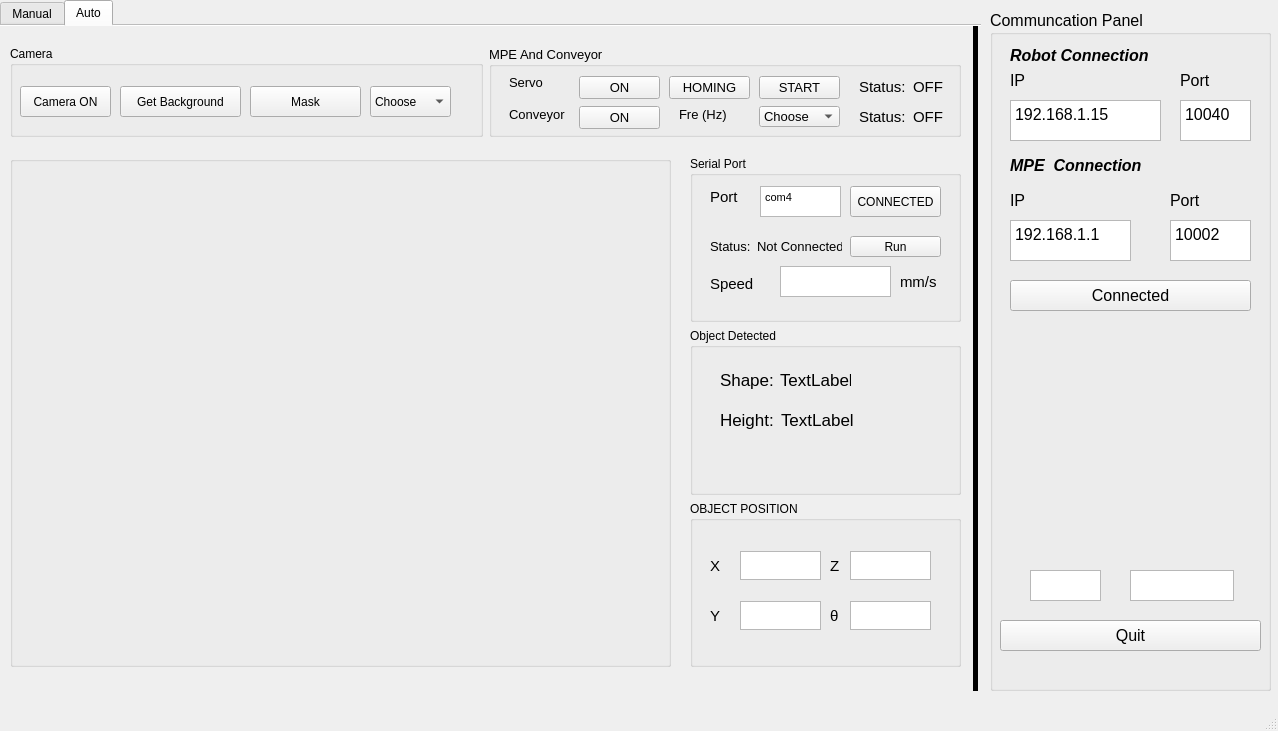
Old version of the form MotorCommunication/mainwindow.ui in the repository Dat-Tien/THESIS.
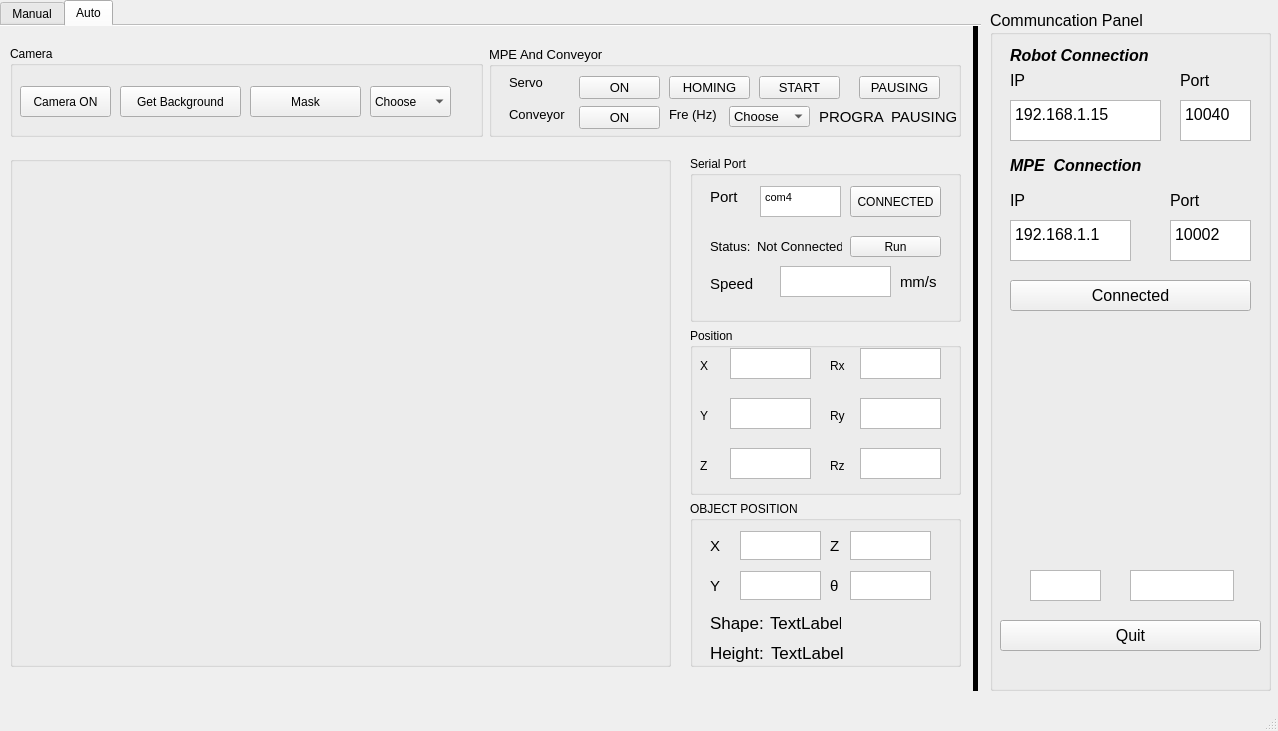
New version of the form. The open tabs and pages were chosen to show the change.

The edit to the form file:
```diff
--- a/MotorCommunication/mainwindow.ui
+++ b/MotorCommunication/mainwindow.ui
@@ -1791,7 +1791,7 @@
          <widget class="QComboBox" name="ConveySpeed">
           <property name="geometry">
            <rect>
-            <x>270</x>
+            <x>240</x>
             <y>60</y>
             <width>81</width>
             <height>21</height>
@@ -1831,9 +1831,9 @@
          <widget class="QWidget" name="layoutWidget">
           <property name="geometry">
            <rect>
-            <x>370</x>
+            <x>330</x>
             <y>60</y>
-            <width>101</width>
+            <width>137</width>
             <height>21</height>
            </rect>
           </property>
@@ -1846,7 +1846,7 @@
               </font>
              </property>
              <property name="text">
-              <string>Status:</string>
+              <string>PROGRAM</string>
              </property>
             </widget>
            </item>
@@ -1858,7 +1858,7 @@
               </font>
              </property>
              <property name="text">
-              <string>OFF</string>
+              <string>PAUSING</string>
              </property>
             </widget>
            </item>
@@ -1867,7 +1867,7 @@
          <widget class="QLabel" name="label_20">
           <property name="geometry">
            <rect>
-            <x>190</x>
+            <x>180</x>
             <y>60</y>
             <width>61</width>
             <height>16</height>
@@ -1877,41 +1877,18 @@
            <string>Fre (Hz)</string>
           </property>
          </widget>
-         <widget class="QWidget" name="layoutWidget_3">
+         <widget class="QPushButton" name="pushButtonServoPAUSE">
           <property name="geometry">
            <rect>
             <x>370</x>
             <y>30</y>
-            <width>101</width>
-            <height>21</height>
+            <width>81</width>
+            <height>23</height>
            </rect>
           </property>
-          <layout class="QHBoxLayout" name="horizontalLayout_14">
-           <item>
-            <widget class="QLabel" name="label_25">
-             <property name="font">
-              <font>
-               <pointsize>11</pointsize>
-              </font>
-             </property>
-             <property name="text">
-              <string>Status:</string>
-             </property>
-            </widget>
-           </item>
-           <item>
-            <widget class="QLabel" name="label_MPE">
-             <property name="font">
-              <font>
-               <pointsize>11</pointsize>
-              </font>
-             </property>
-             <property name="text">
-              <string>OFF</string>
-             </property>
-            </widget>
-           </item>
-          </layout>
+          <property name="text">
+           <string>PAUSING</string>
+          </property>
          </widget>
         </widget>
        </item>
@@ -2080,79 +2057,145 @@
        <item>
         <widget class="QGroupBox" name="groupBox_13">
          <property name="title">
-          <string>Object Detected</string>
+          <string>Position</string>
          </property>
-         <widget class="QWidget" name="layoutWidget">
+         <widget class="QTextEdit" name="textEditX">
           <property name="geometry">
            <rect>
-            <x>30</x>
-            <y>40</y>
-            <width>131</width>
-            <height>23</height>
+            <x>40</x>
+            <y>20</y>
+            <width>81</width>
+            <height>31</height>
            </rect>
           </property>
-          <layout class="QHBoxLayout" name="horizontalLayout_12">
-           <item>
-            <widget class="QLabel" name="label_5">
-             <property name="font">
-              <font>
-               <pointsize>13</pointsize>
-              </font>
-             </property>
-             <property name="text">
-              <string>Shape:</string>
-             </property>
-            </widget>
-           </item>
-           <item>
-            <widget class="QLabel" name="label_shape">
-             <property name="font">
-              <font>
-               <pointsize>13</pointsize>
-              </font>
-             </property>
-             <property name="text">
-              <string>TextLabel</string>
-             </property>
-            </widget>
-           </item>
-          </layout>
          </widget>
-         <widget class="QWidget" name="layoutWidget">
+         <widget class="QTextEdit" name="textEditY">
           <property name="geometry">
            <rect>
-            <x>30</x>
+            <x>40</x>
+            <y>70</y>
+            <width>81</width>
+            <height>31</height>
+           </rect>
+          </property>
+         </widget>
+         <widget class="QTextEdit" name="textEditZ">
+          <property name="geometry">
+           <rect>
+            <x>40</x>
+            <y>120</y>
+            <width>81</width>
+            <height>31</height>
+           </rect>
+          </property>
+         </widget>
+         <widget class="QTextEdit" name="textEditRz">
+          <property name="geometry">
+           <rect>
+            <x>170</x>
+            <y>120</y>
+            <width>81</width>
+            <height>31</height>
+           </rect>
+          </property>
+         </widget>
+         <widget class="QTextEdit" name="textEditRx">
+          <property name="geometry">
+           <rect>
+            <x>170</x>
+            <y>20</y>
+            <width>81</width>
+            <height>31</height>
+           </rect>
+          </property>
+         </widget>
+         <widget class="QTextEdit" name="textEditRy">
+          <property name="geometry">
+           <rect>
+            <x>170</x>
+            <y>70</y>
+            <width>81</width>
+            <height>31</height>
+           </rect>
+          </property>
+         </widget>
+         <widget class="QLabel" name="label_12">
+          <property name="geometry">
+           <rect>
+            <x>10</x>
+            <y>30</y>
+            <width>16</width>
+            <height>16</height>
+           </rect>
+          </property>
+          <property name="text">
+           <string>X</string>
+          </property>
+         </widget>
+         <widget class="QLabel" name="label_21">
+          <property name="geometry">
+           <rect>
+            <x>10</x>
             <y>80</y>
-            <width>134</width>
-            <height>23</height>
+            <width>16</width>
+            <height>16</height>
            </rect>
           </property>
-          <layout class="QHBoxLayout" name="horizontalLayout_11">
-           <item>
-            <widget class="QLabel" name="label_6">
-             <property name="font">
-              <font>
-               <pointsize>13</pointsize>
-              </font>
-             </property>
-             <property name="text">
-              <string>Height:</string>
-             </property>
-            </widget>
-           </item>
-           <item>
-            <widget class="QLabel" name="label_height">
-             <property name="font">
-              <font>
-               <pointsize>13</pointsize>
-              </font>
-             </property>
-             <property name="text">
-              <string>TextLabel</string>
-             </property>
-            </widget>
-           </item>
-          </layout>
+          <property name="text">
+           <string>Y</string>
+          </property>
+         </widget>
+         <widget class="QLabel" name="label_22">
+          <property name="geometry">
+           <rect>
+            <x>10</x>
+            <y>130</y>
+            <width>16</width>
+            <height>16</height>
+           </rect>
+          </property>
+          <property name="text">
+           <string>Z</string>
+          </property>
+         </widget>
+         <widget class="QLabel" name="label_23">
+          <property name="geometry">
+           <rect>
+            <x>140</x>
+            <y>80</y>
+            <width>16</width>
+            <height>16</height>
+           </rect>
+          </property>
+          <property name="text">
+           <string>Ry</string>
+          </property>
+         </widget>
+         <widget class="QLabel" name="label_24">
+          <property name="geometry">
+           <rect>
+            <x>140</x>
+            <y>130</y>
+            <width>16</width>
+            <height>16</height>
+           </rect>
+          </property>
+          <property name="text">
+           <string>Rz</string>
+          </property>
+         </widget>
+         <widget class="QLabel" name="label_25">
+          <property name="geometry">
+           <rect>
+            <x>140</x>
+            <y>30</y>
+            <width>16</width>
+            <height>16</height>
+           </rect>
+          </property>
+          <property name="text">
+           <string>Rx</string>
+          </property>
          </widget>
         </widget>
        </item>
@@ -2165,7 +2208,7 @@
           <property name="geometry">
            <rect>
             <x>50</x>
-            <y>50</y>
+            <y>30</y>
             <width>81</width>
             <height>29</height>
            </rect>
@@ -2175,7 +2218,7 @@
           <property name="geometry">
            <rect>
             <x>20</x>
-            <y>50</y>
+            <y>30</y>
             <width>21</width>
             <height>30</height>
            </rect>
@@ -2193,7 +2236,7 @@
           <property name="geometry">
            <rect>
             <x>50</x>
-            <y>100</y>
+            <y>70</y>
             <width>81</width>
             <height>29</height>
            </rect>
@@ -2203,7 +2246,7 @@
           <property name="geometry">
            <rect>
             <x>20</x>
-            <y>100</y>
+            <y>70</y>
             <width>21</width>
             <height>30</height>
            </rect>
@@ -2221,7 +2264,7 @@
           <property name="geometry">
            <rect>
             <x>160</x>
-            <y>50</y>
+            <y>30</y>
             <width>81</width>
             <height>29</height>
            </rect>
@@ -2231,7 +2274,7 @@
           <property name="geometry">
            <rect>
             <x>140</x>
-            <y>50</y>
+            <y>30</y>
             <width>21</width>
             <height>30</height>
            </rect>
@@ -2249,7 +2292,7 @@
           <property name="geometry">
            <rect>
             <x>160</x>
-            <y>100</y>
+            <y>70</y>
             <width>81</width>
             <height>29</height>
            </rect>
@@ -2259,7 +2302,7 @@
           <property name="geometry">
            <rect>
             <x>140</x>
-            <y>100</y>
+            <y>70</y>
             <width>21</width>
             <height>30</height>
            </rect>
@@ -2273,6 +2316,78 @@
            <string>θ</string>
           </property>
          </widget>
+         <widget class="QWidget" name="layoutWidget">
+          <property name="geometry">
+           <rect>
+            <x>20</x>
+            <y>140</y>
+            <width>134</width>
+            <height>23</height>
+           </rect>
+          </property>
+          <layout class="QHBoxLayout" name="horizontalLayout_11">
+           <item>
+            <widget class="QLabel" name="label_6">
+             <property name="font">
+              <font>
+               <pointsize>13</pointsize>
+              </font>
+             </property>
+             <property name="text">
+              <string>Height:</string>
+             </property>
+            </widget>
+           </item>
+           <item>
+            <widget class="QLabel" name="label_height">
+             <property name="font">
+              <font>
+               <pointsize>13</pointsize>
+              </font>
+             </property>
+             <property name="text">
+              <string>TextLabel</string>
+             </property>
+            </widget>
+           </item>
+          </layout>
+         </widget>
+         <widget class="QWidget" name="layoutWidget">
+          <property name="geometry">
+           <rect>
+            <x>20</x>
+            <y>110</y>
+            <width>131</width>
+            <height>23</height>
+           </rect>
+          </property>
+          <layout class="QHBoxLayout" name="horizontalLayout_12">
+           <item>
+            <widget class="QLabel" name="label_5">
+             <property name="font">
+              <font>
+               <pointsize>13</pointsize>
+              </font>
+             </property>
+             <property name="text">
+              <string>Shape:</string>
+             </property>
+            </widget>
+           </item>
+           <item>
+            <widget class="QLabel" name="label_shape">
+             <property name="font">
+              <font>
+               <pointsize>13</pointsize>
+              </font>
+             </property>
+             <property name="text">
+              <string>TextLabel</string>
+             </property>
+            </widget>
+           </item>
+          </layout>
+         </widget>
         </widget>
        </item>
       </layout>
```
Left out of the diff: 4 changed lines with no effect on the pictures.
